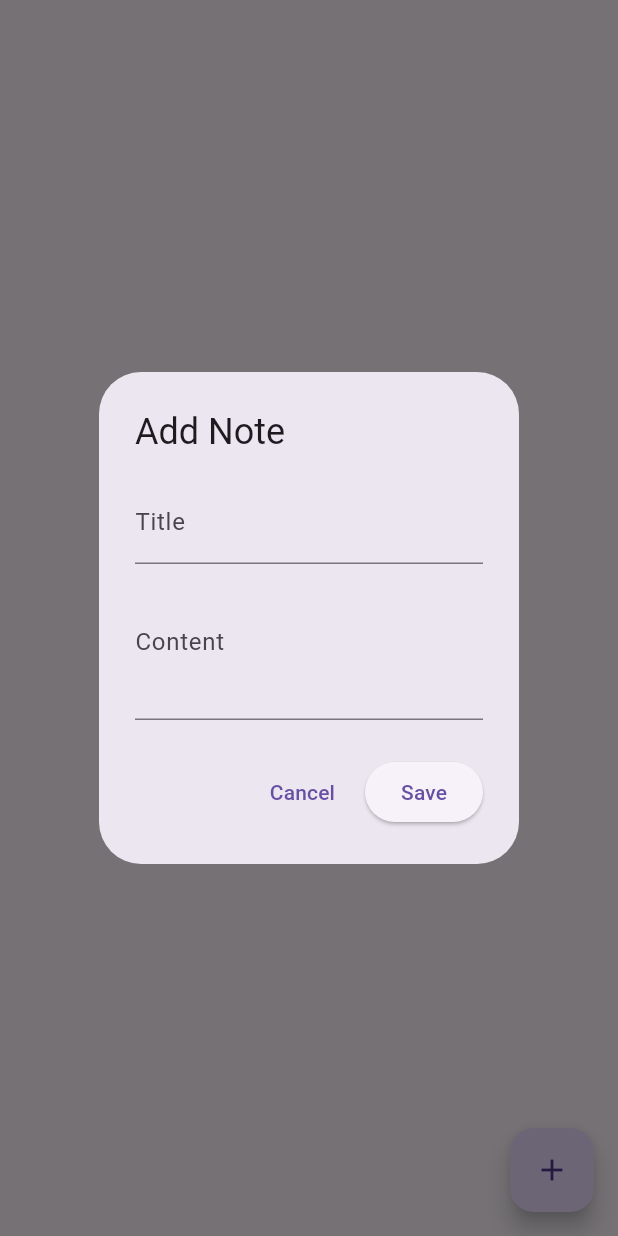
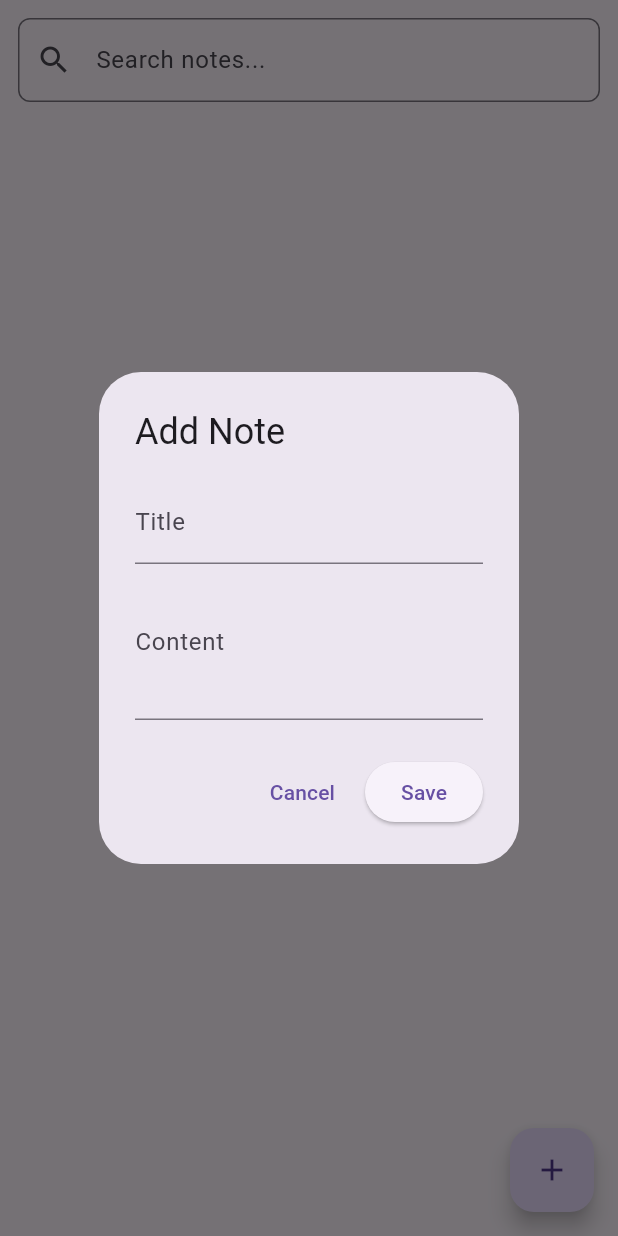
Before and after one commit to ishmalazhar17/clawdbot_app, a Flutter app: the NotesTab screen opened directly, after a tap on the "add" icon, on a phone screen of 412 x 824 dp. Run offline on Flutter 3.47's test engine with Material 3 defaults, Android fonts, the phone set to English and light mode, and no system bars; our stand-ins replace flutter_local_notifications, sqflite, timezone; accounts and stored records are empty.

Commit message:
Aug 17: Search bar added to Notes and Locations tabs

```diff
--- a/lib/screens/notes_tab.dart
+++ b/lib/screens/notes_tab.dart
@@ -1,6 +1,7 @@
 // =====================================================================
-// notes_tab.dart — the Notes section of the Memory screen.
-// Same pattern as reminders_tab.dart: add, view, delete.
+// notes_tab.dart — Notes section of the Memory screen.
+//
+// AUG 17 UPDATE: adds a search bar that filters by title or content.
 // =====================================================================
 
 import 'package:flutter/material.dart';
@@ -14,18 +15,45 @@ class NotesTab extends StatefulWidget {
 }
 
 class _NotesTabState extends State<NotesTab> {
-  List<Map<String, dynamic>> _notes = [];
+  List<Map<String, dynamic>> _allNotes = [];
+  List<Map<String, dynamic>> _filteredNotes = [];
+  final TextEditingController _searchController = TextEditingController();
 
   @override
   void initState() {
     super.initState();
     _refreshNotes();
+    _searchController.addListener(_applyFilter);
+  }
+
+  @override
+  void dispose() {
+    _searchController.dispose();
+    super.dispose();
   }
 
   Future<void> _refreshNotes() async {
     final data = await DBHelper.instance.getNotes();
     setState(() {
-      _notes = data;
+      _allNotes = data;
+    });
+    _applyFilter();
+  }
+
+  // Filters by title OR content — matches if the search text appears
+  // in either field.
+  void _applyFilter() {
+    final query = _searchController.text.trim().toLowerCase();
+    setState(() {
+      if (query.isEmpty) {
+        _filteredNotes = _allNotes;
+      } else {
+        _filteredNotes = _allNotes.where((n) {
+          final title = n['title'].toString().toLowerCase();
+          final content = (n['content'] ?? '').toString().toLowerCase();
+          return title.contains(query) || content.contains(query);
+        }).toList();
+      }
     });
   }
 
@@ -53,7 +81,7 @@ class _NotesTabState extends State<NotesTab> {
               TextField(
                 controller: contentController,
                 decoration: const InputDecoration(labelText: 'Content'),
-                maxLines: 3, // lets this field grow to 3 lines tall
+                maxLines: 3,
               ),
             ],
           ),
@@ -90,12 +118,32 @@ class _NotesTabState extends State<NotesTab> {
         onPressed: _showAddNoteDialog,
         child: const Icon(Icons.add),
       ),
-      body: _notes.isEmpty
-          ? const Center(child: Text('No notes yet. Tap + to add one.'))
+            body: Column(
+        children: [
+          Padding(
+            padding: const EdgeInsets.all(12),
+            child: TextField(
+              controller: _searchController,
+              decoration: InputDecoration(
+                hintText: 'Search notes...',
+                prefixIcon: const Icon(Icons.search),
+                border: OutlineInputBorder(borderRadius: BorderRadius.circular(8)),
+                suffixIcon: _searchController.text.isNotEmpty
+                    ? IconButton(
+                        icon: const Icon(Icons.clear),
+                        onPressed: () => _searchController.clear(),
+                      )
+                    : null,
+              ),
+            ),
+          ),
+          Expanded(
+            child: _filteredNotes.isEmpty
+                ? const Center(child: Text('No notes found.'))
                 : ListView.builder(
-              itemCount: _notes.length,
+                    itemCount: _filteredNotes.length,
                     itemBuilder: (context, index) {
-                final note = _notes[index];
+                      final note = _filteredNotes[index];
                       return ListTile(
                         leading: const Icon(Icons.note),
                         title: Text(note['title']),
@@ -107,6 +155,9 @@ class _NotesTabState extends State<NotesTab> {
                       );
                     },
                   ),
+          ),
+        ],
+      ),
     );
   }
 }
```
Also changed, not shown: lib/screens/locations_tab.dart (+59 -13 lines). Lines whose indentation alone changed are shown as unchanged.
